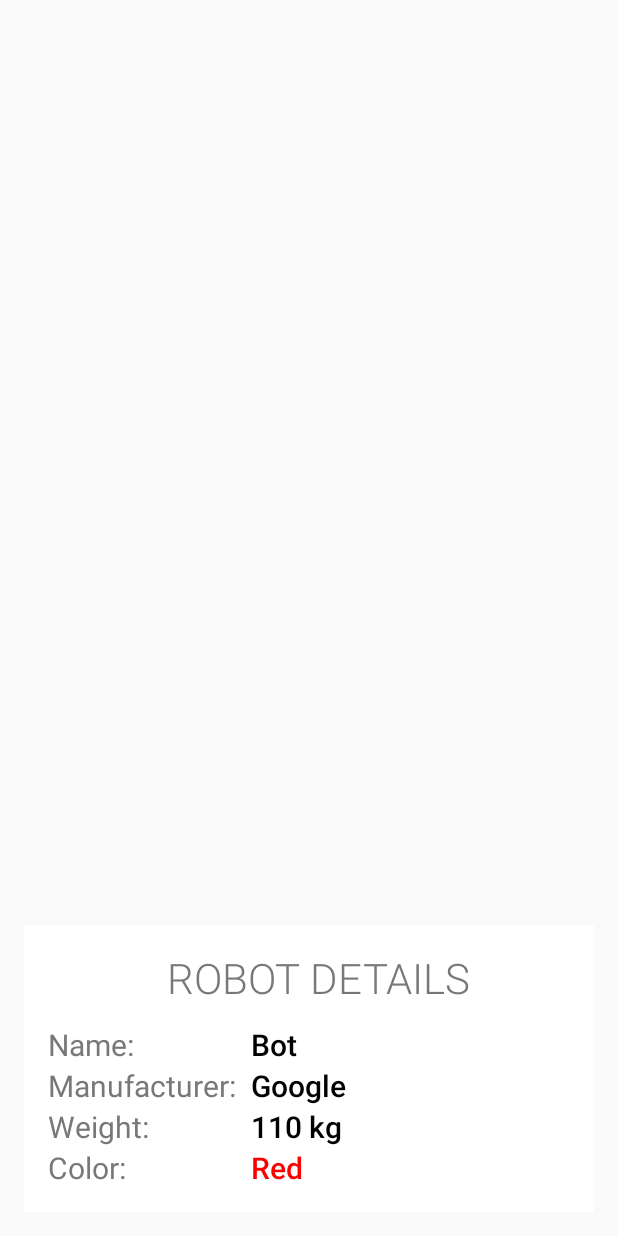
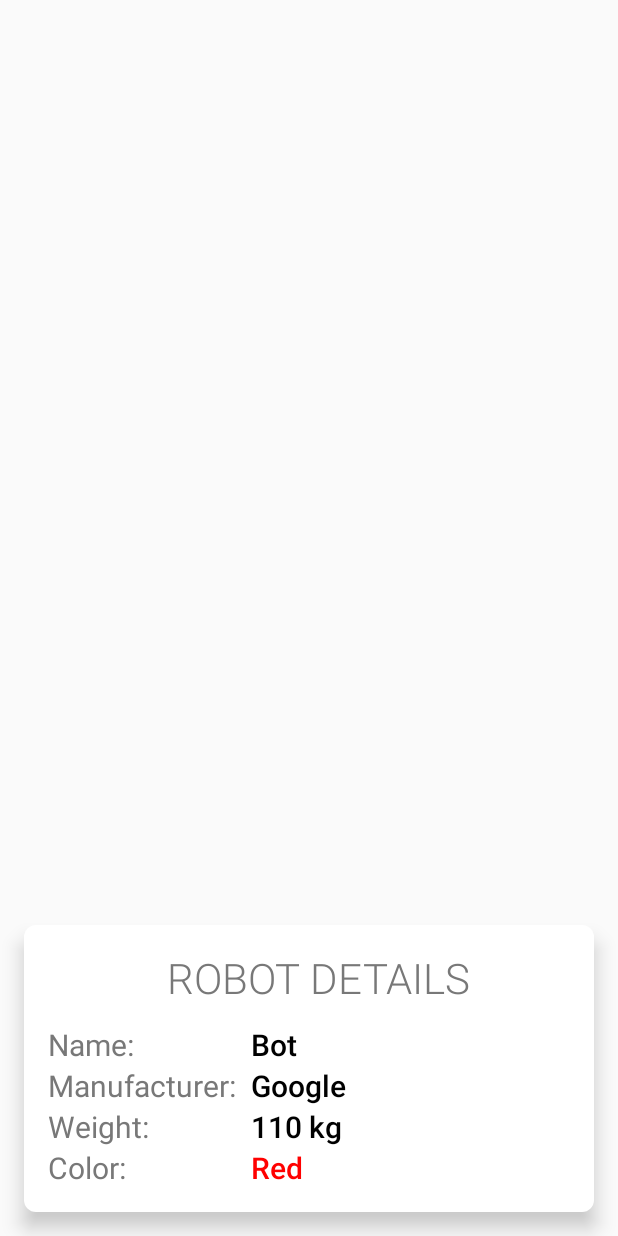
Before and after one commit to apptronicnet/core_demo_android_app, an Android app: the layout details_robot.xml on its own in the app's theme, with its tools: preview values and no code run, on a phone screen of 412 x 824 dp. Run offline under Robolectric (Android 15) with nearby library versions, the phone set to English and light mode, and no system bars.

Commit message:
Added design things

```diff
--- /dev/null
+++ b/app/src/main/res/drawable/btn_primary.xml
@@ -0,0 +1,30 @@
+<?xml version="1.0" encoding="utf-8"?>
+<ripple xmlns:android="http://schemas.android.com/apk/res/android"
+    android:color="@color/colorPrimaryLight">
+    <item>
+        <selector>
+            <item android:state_enabled="true">
+                <shape android:shape="rectangle">
+                    <solid android:color="@color/colorPrimary" />
+                    <corners android:radius="4dp" />
+                    <padding
+                        android:bottom="6dp"
+                        android:left="16dp"
+                        android:right="16dp"
+                        android:top="6dp" />
+                </shape>
+            </item>
+            <item android:state_enabled="false">
+                <shape android:shape="rectangle">
+                    <solid android:color="#c0c0c0" />
+                    <corners android:radius="4dp" />
+                    <padding
+                        android:bottom="6dp"
+                        android:left="16dp"
+                        android:right="16dp"
+                        android:top="6dp" />
+                </shape>
+            </item>
+        </selector>
+    </item>
+</ripple>
--- /dev/null
+++ b/app/src/main/res/drawable/details_bg.xml
@@ -0,0 +1,6 @@
+<?xml version="1.0" encoding="utf-8"?>
+<shape xmlns:android="http://schemas.android.com/apk/res/android"
+    android:shape="rectangle">
+    <solid android:color="#fff" />
+    <corners android:radius="8dp" />
+</shape>
--- a/app/src/main/res/layout/details_robot.xml
+++ b/app/src/main/res/layout/details_robot.xml
@@ -7,8 +7,9 @@
     android:layout_alignParentBottom="true"
     android:layout_gravity="bottom"
     android:layout_margin="16dp"
-    android:background="#fff"
+    android:background="@drawable/details_bg"
     android:clickable="true"
+    android:elevation="8dp"
     android:focusable="true"
     android:focusableInTouchMode="true"
     android:padding="16dp">
--- a/app/src/main/res/layout/details_user.xml
+++ b/app/src/main/res/layout/details_user.xml
@@ -7,8 +7,9 @@
     android:layout_alignParentBottom="true"
     android:layout_gravity="bottom"
     android:layout_margin="16dp"
-    android:background="#fff"
+    android:background="@drawable/details_bg"
     android:clickable="true"
+    android:elevation="8dp"
     android:focusable="true"
     android:focusableInTouchMode="true"
     android:padding="16dp">
--- a/app/src/main/res/layout/list_item_header.xml
+++ b/app/src/main/res/layout/list_item_header.xml
@@ -1,9 +1,9 @@
 <?xml version="1.0" encoding="utf-8"?>
 <TextView xmlns:android="http://schemas.android.com/apk/res/android"
-    android:id="@+id/txtUser"
     android:layout_width="match_parent"
     android:layout_height="wrap_content"
     android:fontFamily="sans-serif-medium"
-    android:text="DATA LIST"
-    android:textColor="#666"
+    android:text="Data list"
+    android:textAllCaps="true"
+    android:textColor="#727272"
     android:textSize="24sp" />
--- a/app/src/main/res/layout/welcome.xml
+++ b/app/src/main/res/layout/welcome.xml
@@ -34,14 +34,14 @@
 
     <Button
         android:id="@+id/btnGoToLogin"
-        android:layout_width="wrap_content"
+        android:layout_width="match_parent"
         android:layout_height="wrap_content"
         android:layout_marginTop="32dp"
         android:text="Go to Login demo page" />
 
     <Button
         android:id="@+id/btnCloseApp"
-        android:layout_width="wrap_content"
+        android:layout_width="match_parent"
         android:layout_height="wrap_content"
         android:layout_marginTop="16dp"
         android:text="Close app" />
--- a/app/src/main/res/values/colors.xml
+++ b/app/src/main/res/values/colors.xml
@@ -1,6 +1,9 @@
 <?xml version="1.0" encoding="utf-8"?>
 <resources>
-    <color name="colorPrimary">#00796b</color>
-    <color name="colorPrimaryDark">#004c40</color>
-    <color name="colorAccent">#f57c00</color>
+    <color name="colorPrimary">#2196f3</color>
+    <color name="colorPrimaryDark">#0069c0</color>
+    <color name="colorPrimaryLight">#6ec6ff</color>
+    <color name="colorAccent">#ff9100</color>
+    <color name="colorAccentDark">#c56200</color>
+    <color name="colorAccentLight">#ffc246</color>
 </resources>
--- a/app/src/main/res/values/styles.xml
+++ b/app/src/main/res/values/styles.xml
@@ -1,9 +1,18 @@
 <resources>
 
     <style name="AppTheme" parent="Theme.AppCompat.Light.NoActionBar">
+        <item name="android:colorPrimary">@color/colorPrimary</item>
+        <item name="android:colorPrimaryDark">@color/colorPrimaryDark</item>
+        <item name="android:colorAccent">@color/colorAccent</item>
         <item name="colorPrimary">@color/colorPrimary</item>
         <item name="colorPrimaryDark">@color/colorPrimaryDark</item>
         <item name="colorAccent">@color/colorAccent</item>
+        <item name="android:buttonStyle">@style/AppButtonStyle</item>
+    </style>
+
+    <style name="AppButtonStyle" parent="@style/Widget.AppCompat.Button">
+        <item name="android:background">@drawable/btn_primary</item>
+        <item name="android:textColor">#fff</item>
     </style>
 
 </resources>
```
